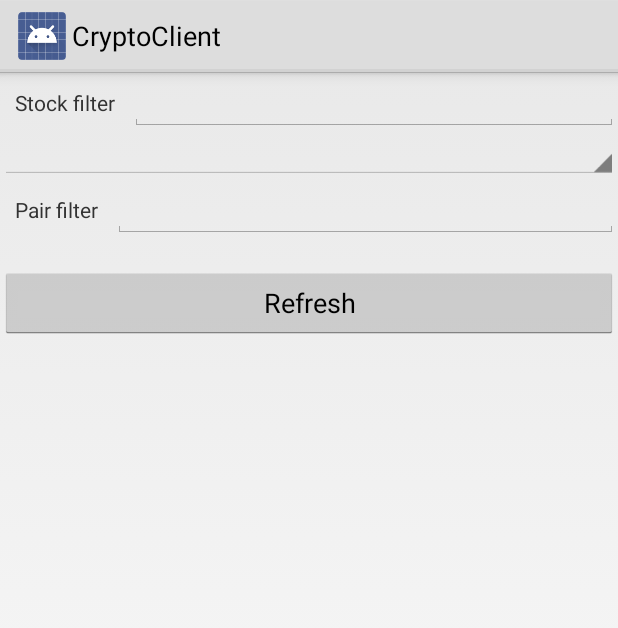
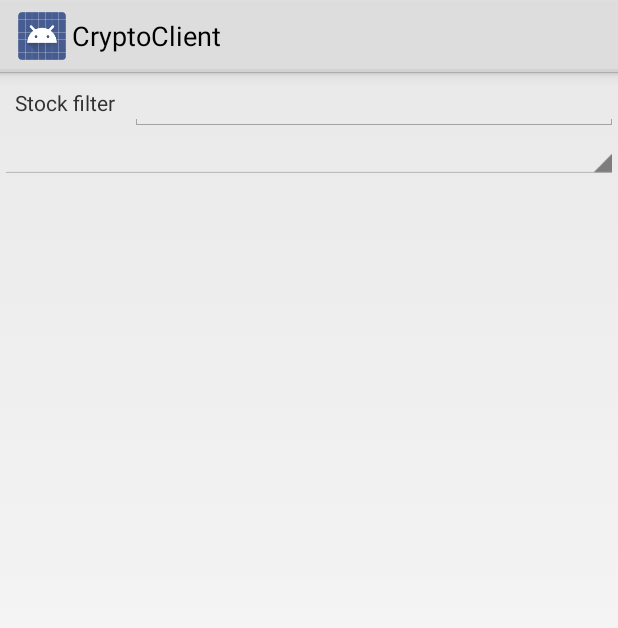
Before and after one commit to honzour/cryptoclient, an Android app: the screen it shows after launch (MainActivity), on a phone screen of 412 x 824 dp. Shown: the top 628 px of the screen. Run offline under Robolectric (Android 15) with nearby library versions, the phone set to English and light mode, and no system bars; libraries missing offline, so code that uses them is left out: org.knowm.xchange; 12 statements that could not run were skipped.

Commit message:
improved filters

```diff
--- a/app/src/main/res/layout/activity_main.xml
+++ b/app/src/main/res/layout/activity_main.xml
@@ -8,26 +8,24 @@
     <LinearLayout
         android:layout_width="match_parent"
         android:layout_height="wrap_content"
-        android:orientation="vertical"
-        tools:context=".gui.MainActivity">
+        android:orientation="vertical">
 
         <LinearLayout
             android:layout_width="match_parent"
             android:layout_height="wrap_content"
-            android:orientation="horizontal"
-            >
+            android:orientation="horizontal">
+
             <TextView
+                android:layout_width="wrap_content"
+                android:layout_height="wrap_content"
                 android:layout_marginLeft="10dp"
                 android:layout_marginRight="10dp"
-                android:layout_width="wrap_content"
-                android:layout_height="wrap_content"
-                android:text="@string/filter_stock"
-                />
+                android:text="@string/filter_stock" />
+
             <EditText
+                android:id="@+id/main_filter_stock"
                 android:layout_width="match_parent"
-                android:layout_height="wrap_content"
-                android:id="@+id/main_filter_stock"
-                />
+                android:layout_height="wrap_content" />
         </LinearLayout>
 
         <Spinner
@@ -36,29 +34,34 @@
             android:layout_height="wrap_content" />
 
         <LinearLayout
+            android:visibility="gone"
+            android:id="@+id/main_stock_is_active"
+            android:orientation="vertical"
+            android:layout_width="match_parent"
+            android:layout_height="wrap_content">
+
+            <LinearLayout
                 android:layout_width="match_parent"
                 android:layout_height="wrap_content"
-            android:orientation="horizontal"
-            >
+                android:orientation="horizontal">
+
                 <TextView
+                    android:layout_width="wrap_content"
+                    android:layout_height="wrap_content"
                     android:layout_marginLeft="10dp"
                     android:layout_marginRight="10dp"
-                android:layout_width="wrap_content"
-                android:layout_height="wrap_content"
-                android:text="@string/filter_pair"
-                />
+                    android:text="@string/filter_pair" />
+
                 <EditText
+                    android:id="@+id/main_filter_currency"
                     android:layout_width="match_parent"
-                android:layout_height="wrap_content"
-                android:id="@+id/main_filter_currency"
-                />
+                    android:layout_height="wrap_content" />
             </LinearLayout>
 
             <Spinner
                 android:id="@+id/main_pair"
                 android:layout_width="match_parent"
-            android:layout_height="wrap_content"
-            android:visibility="gone" />
+                android:layout_height="wrap_content" />
 
             <TextView
                 android:id="@+id/main_bid_ask"
@@ -66,12 +69,12 @@
                 android:layout_height="wrap_content"
                 android:layout_marginLeft="10dp"
                 android:layout_marginRight="10dp" />
+
             <Button
                 android:id="@+id/main_refresh"
-            android:text="@string/refresh"
                 android:layout_width="match_parent"
                 android:layout_height="wrap_content"
-            />
-
+                android:text="@string/refresh" />
+        </LinearLayout>
     </LinearLayout>
 </ScrollView>
```
Also changed, not shown: app/src/main/java/cz/honza/cryptoclient/gui/MainActivity.java (+7 -8 lines). Lines whose indentation alone changed are shown as unchanged.
